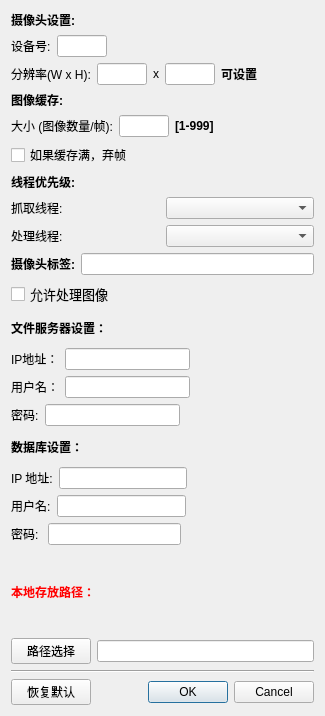
Above: CameraConnectDialog.ui from Epicwow/eye before the change. Below: the same form after it.
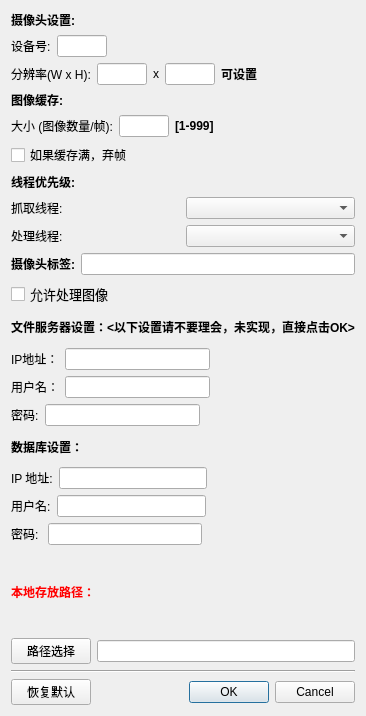
That is the form after the change.

```diff
--- a/CameraConnectDialog.ui
+++ b/CameraConnectDialog.ui
@@ -446,7 +446,7 @@
         </font>
        </property>
        <property name="text">
-        <string>文件服务器设置：</string>
+        <string>文件服务器设置：&lt;以下设置请不要理会，未实现，直接点击OK&gt;</string>
        </property>
       </widget>
      </item>
```
